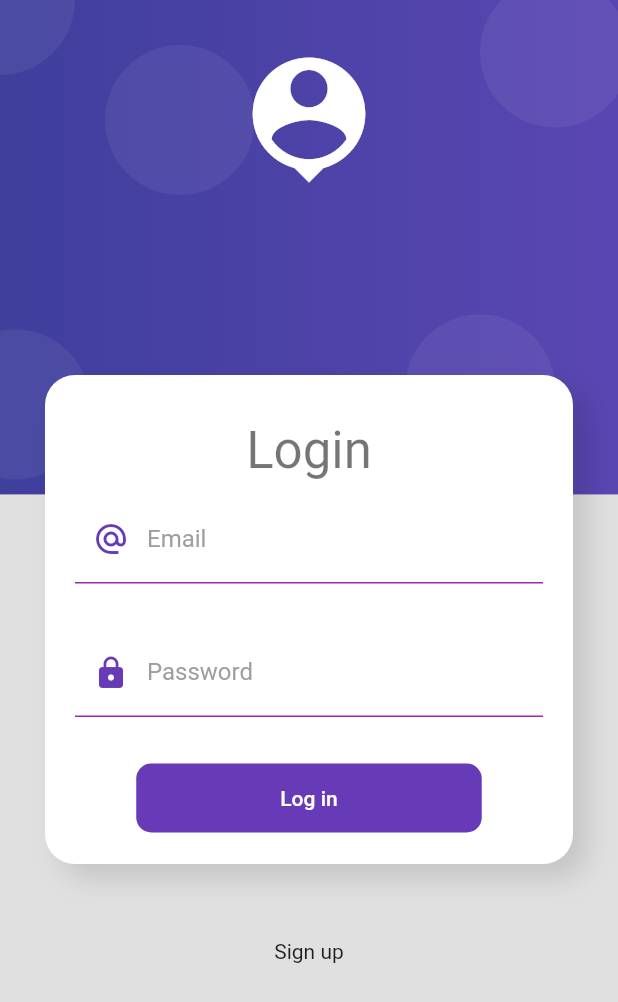
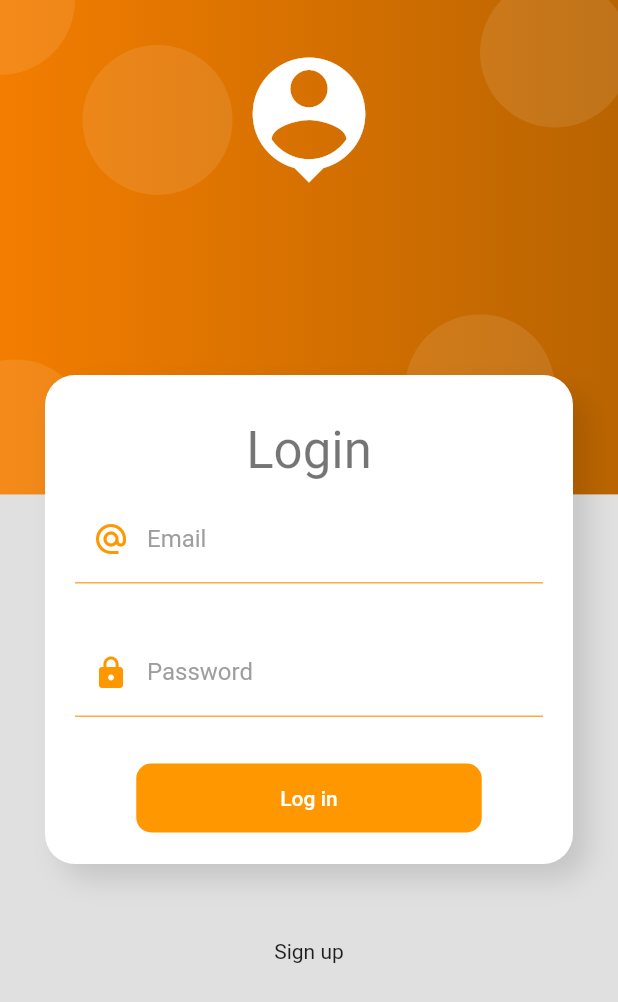
Before and after one commit to bastndev/App_Products, a Flutter app: the screen it shows after launch, on a phone screen of 412 x 824 dp. Shown: the top 1002 px of the screen. Run offline on Flutter 3.47's test engine with Material 2 defaults, Android fonts, the phone set to English and light mode, and no system bars.

Commit message:
:alien: Update `End First Class`

```diff
--- a/lib/screens/login_screen.dart
+++ b/lib/screens/login_screen.dart
@@ -96,7 +96,7 @@ class _LoginForm extends StatelessWidget {
                   borderRadius: BorderRadius.circular(10)),
               disabledColor: Colors.grey,
               elevation: 0,
-              color: Colors.deepPurple,
+              color: Colors.orange,
               onPressed: loginForm.isLoading
                   ? null
                   : () async {
@@ -105,7 +105,7 @@ class _LoginForm extends StatelessWidget {
 
                       loginForm.isLoading = true;
                       await Future.delayed(const Duration(seconds: 2));
-
+                      // TODO: Valide Email and password
                       loginForm.isLoading = false;
                       // ignore: use_build_context_synchronously
                       Navigator.pushReplacementNamed(context,'Home');
--- a/lib/ui/input_decorations.dart
+++ b/lib/ui/input_decorations.dart
@@ -10,12 +10,12 @@ class InputDecorations {
     return InputDecoration(
       enabledBorder: const UnderlineInputBorder(
         borderSide: BorderSide(
-          color: Colors.purple,
+          color: Colors.orangeAccent,
         ),
       ),
       focusedBorder: const UnderlineInputBorder(
         borderSide: BorderSide(
-          color: Colors.deepPurple,
+          color: Colors.orange,
           width: 2,
         ),
       ),
@@ -25,7 +25,7 @@ class InputDecorations {
         color: Colors.grey,
       ),
       prefixIcon: prefixIcon != null
-      ?Icon(prefixIcon, color: Colors.deepPurple)
+      ?Icon(prefixIcon, color: Colors.orange)
       :null
     );
   }
--- a/lib/widgets/auth_background.dart
+++ b/lib/widgets/auth_background.dart
@@ -61,10 +61,10 @@ class _PurpleBox extends StatelessWidget {
       child: const Stack(
         children: [
           // -- --- --- 🐑🐑
-          Positioned(top: 30, left: 70, child: _Bubble()),
+          Positioned(top: 30, left: 55, child: _Bubble()),
           Positioned(top: -15, left: 320, child: _Bubble()),
           Positioned(top: -50, left: -50, child: _Bubble()),
-          Positioned(bottom: 10, left: -40, child: _Bubble()),
+          Positioned(bottom: -10, left: -40, child: _Bubble()),
           Positioned(bottom: 20, left: 270, child: _Bubble()),
           Positioned(bottom: -50, left: 120, child: _Bubble()),
         ],
@@ -76,8 +76,8 @@ class _PurpleBox extends StatelessWidget {
   BoxDecoration _purpleBackground() => const BoxDecoration(
         gradient: LinearGradient(
           colors: [
-            Color.fromRGBO(63, 63, 156, 1),
-            Color.fromRGBO(90, 70, 178, 1),
+            Color.fromRGBO(243, 125, 0, 1),
+            Color.fromRGBO(185, 100, 1, 1),
           ],
         ),
       );
@@ -94,7 +94,7 @@ class _Bubble extends StatelessWidget {
       height: 100,
       decoration: BoxDecoration(
         borderRadius: BorderRadius.circular(100),
-        color: const Color.fromRGBO(255, 255, 255, 0.06),
+        color: const Color.fromARGB(25, 255, 255, 255),
       ),
     );
   }
```
